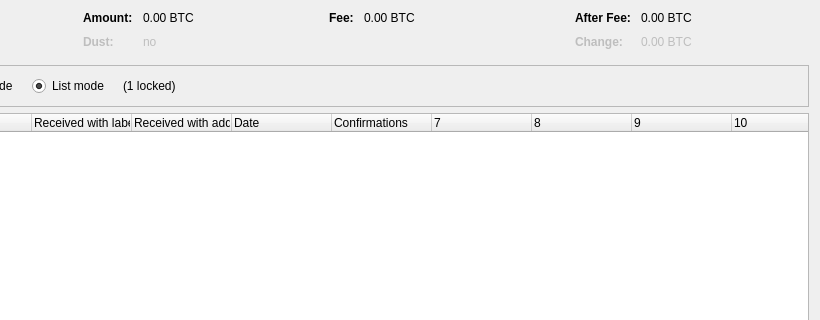
Above: src/qt/forms/coincontroldialog.ui from danigarcia3k/Sikacoin before the change; both pictures show x 180 to 1000 and y 0 to 320 of the 1000 by 500 pixel window. Below: the same form after it.
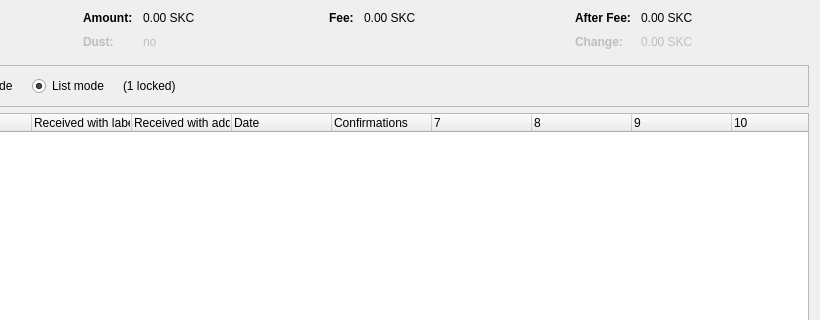
That is the form after the change. Custom widgets are drawn as their Qt base class.

Patch:
```diff
--- a/src/qt/forms/coincontroldialog.ui
+++ b/src/qt/forms/coincontroldialog.ui
@@ -132,7 +132,7 @@
           <enum>Qt::ActionsContextMenu</enum>
          </property>
          <property name="text">
-          <string notr="true">0.00 BTC</string>
+          <string notr="true">0.00 SKC</string>
          </property>
          <property name="textInteractionFlags">
           <set>Qt::LinksAccessibleByMouse|Qt::TextSelectableByKeyboard|Qt::TextSelectableByMouse</set>
@@ -212,7 +212,7 @@
           <enum>Qt::ActionsContextMenu</enum>
          </property>
          <property name="text">
-          <string notr="true">0.00 BTC</string>
+          <string notr="true">0.00 SKC</string>
          </property>
          <property name="textInteractionFlags">
           <set>Qt::LinksAccessibleByMouse|Qt::TextSelectableByKeyboard|Qt::TextSelectableByMouse</set>
@@ -257,7 +257,7 @@
           <enum>Qt::ActionsContextMenu</enum>
          </property>
          <property name="text">
-          <string notr="true">0.00 BTC</string>
+          <string notr="true">0.00 SKC</string>
          </property>
          <property name="textInteractionFlags">
           <set>Qt::LinksAccessibleByMouse|Qt::TextSelectableByKeyboard|Qt::TextSelectableByMouse</set>
@@ -292,7 +292,7 @@
           <enum>Qt::ActionsContextMenu</enum>
          </property>
          <property name="text">
-          <string notr="true">0.00 BTC</string>
+          <string notr="true">0.00 SKC</string>
          </property>
          <property name="textInteractionFlags">
           <set>Qt::LinksAccessibleByMouse|Qt::TextSelectableByKeyboard|Qt::TextSelectableByMouse</set>
```
